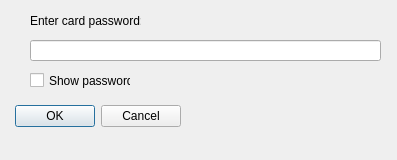
First picture: the form in PC software/CryptoStickGUI/passworddialog.ui, repository Nitrokey/nitrokey-pro-firmware, before the edit.
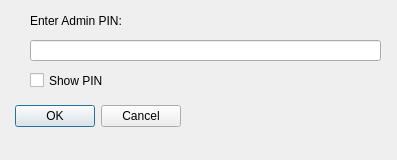
Second picture: the form after the edit.

```diff
--- a/PC software/CryptoStickGUI/passworddialog.ui
+++ b/PC software/CryptoStickGUI/passworddialog.ui
@@ -52,7 +52,7 @@
     </rect>
    </property>
    <property name="text">
-    <string>Show password</string>
+    <string>Show PIN</string>
    </property>
   </widget>
   <widget class="QLabel" name="label">
@@ -65,7 +65,7 @@
     </rect>
    </property>
    <property name="text">
-    <string>Enter card password:</string>
+    <string>Enter Admin PIN:</string>
    </property>
   </widget>
  </widget>
```
